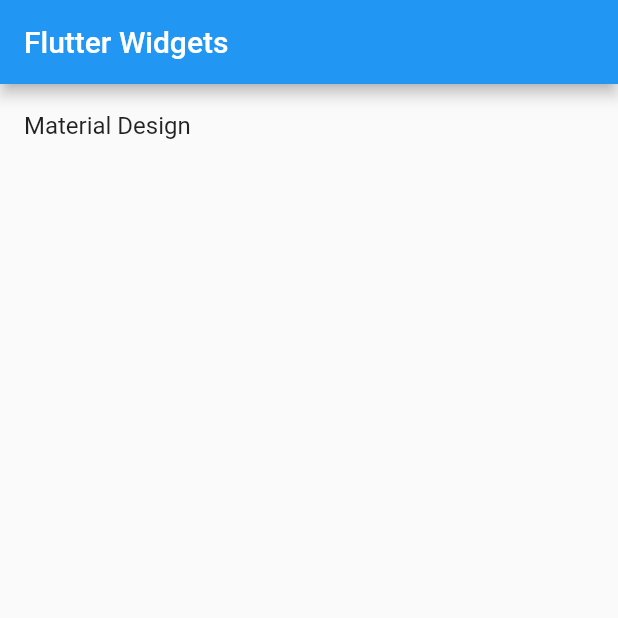
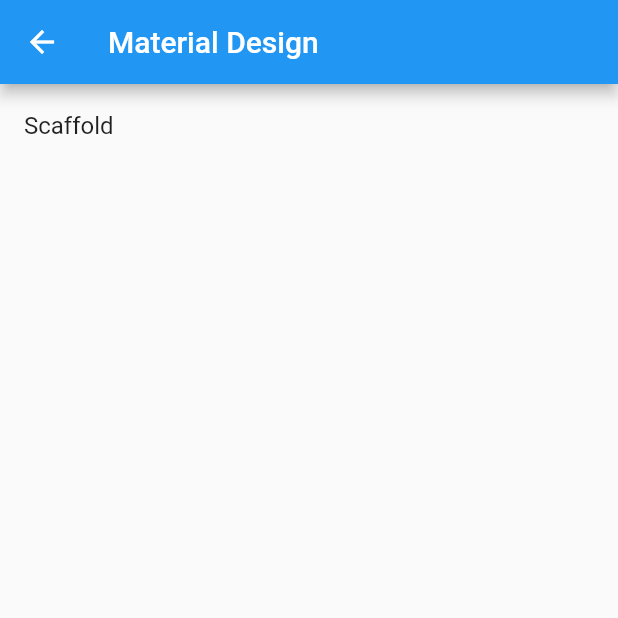
Before and after one commit to bakhtiararifinid/flutter-widgets, a Flutter app: the screen it shows after launch, after a tap on "Material Design", on a phone screen of 412 x 824 dp, the top half of it. Run offline on Flutter 3.47's test engine with Material 2 defaults, Android fonts, the phone set to English and light mode, and no system bars.

Commit message:
material design page

```diff
--- a/lib/src/App.dart
+++ b/lib/src/App.dart
@@ -1,5 +1,6 @@
 import 'package:flutter/material.dart';
 import 'package:flutter_widgets/src/pages/home.dart';
+import 'package:flutter_widgets/src/pages/material_page.dart';
 
 class App extends StatelessWidget {
   @override
@@ -10,7 +11,8 @@ class App extends StatelessWidget {
         primarySwatch: Colors.blue,
       ),
       routes: {
-        '/': (context) => HomePage()
+        '/': (context) => HomePage(),
+        '/material-design': (context) => MaterialDesignPage(),
       },
     );
   }
--- /dev/null
+++ b/lib/src/pages/material_page.dart
@@ -0,0 +1,22 @@
+import 'package:flutter/material.dart';
+
+class MaterialDesignPage extends StatelessWidget{
+  @override
+  Widget build(BuildContext context) {
+    return Scaffold(
+      appBar: AppBar(
+        title: Text('Material Design'),
+      ),
+      body: Center(
+        child: ListView(
+          children: <Widget>[
+            ListTile(
+              title: Text('Scaffold'),
+              onTap: () => Navigator.of(context).pushNamed('/scaffold'),
+            )
+          ],
+        ),
+      ),
+    );
+  }
+}
```
